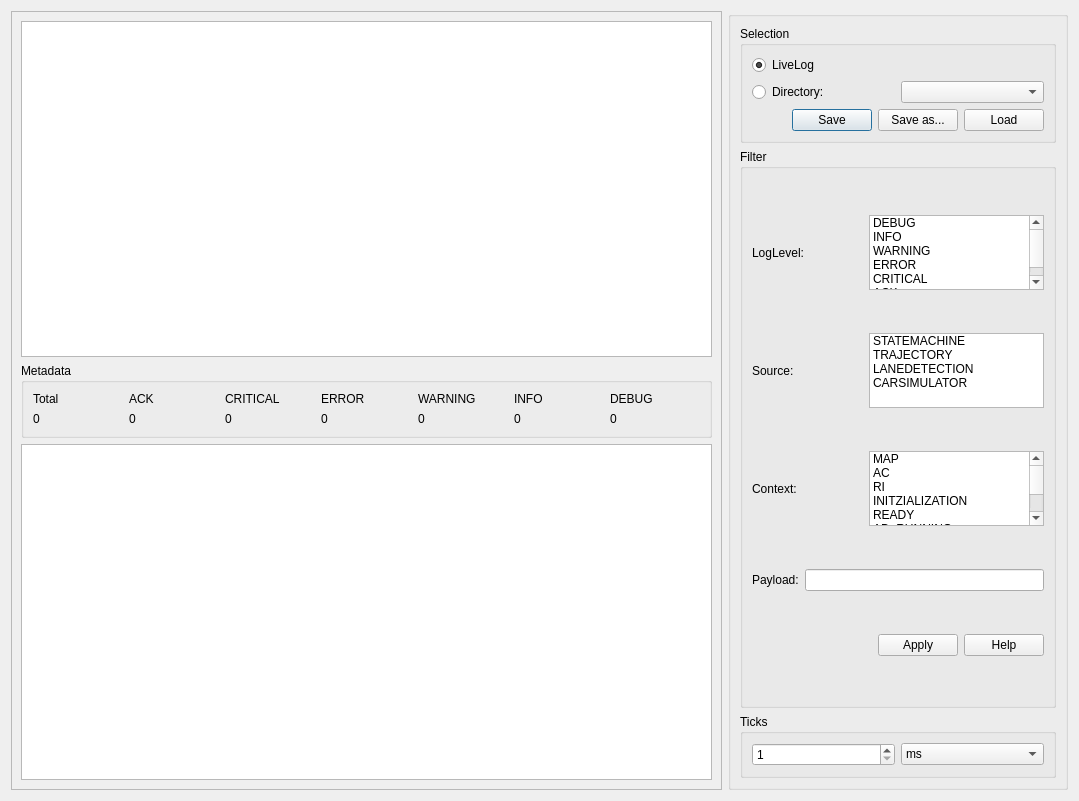
Above: src/dialog_log_analyzer.ui from melegiul/adtf-remote before the change. Below: the same form after it.
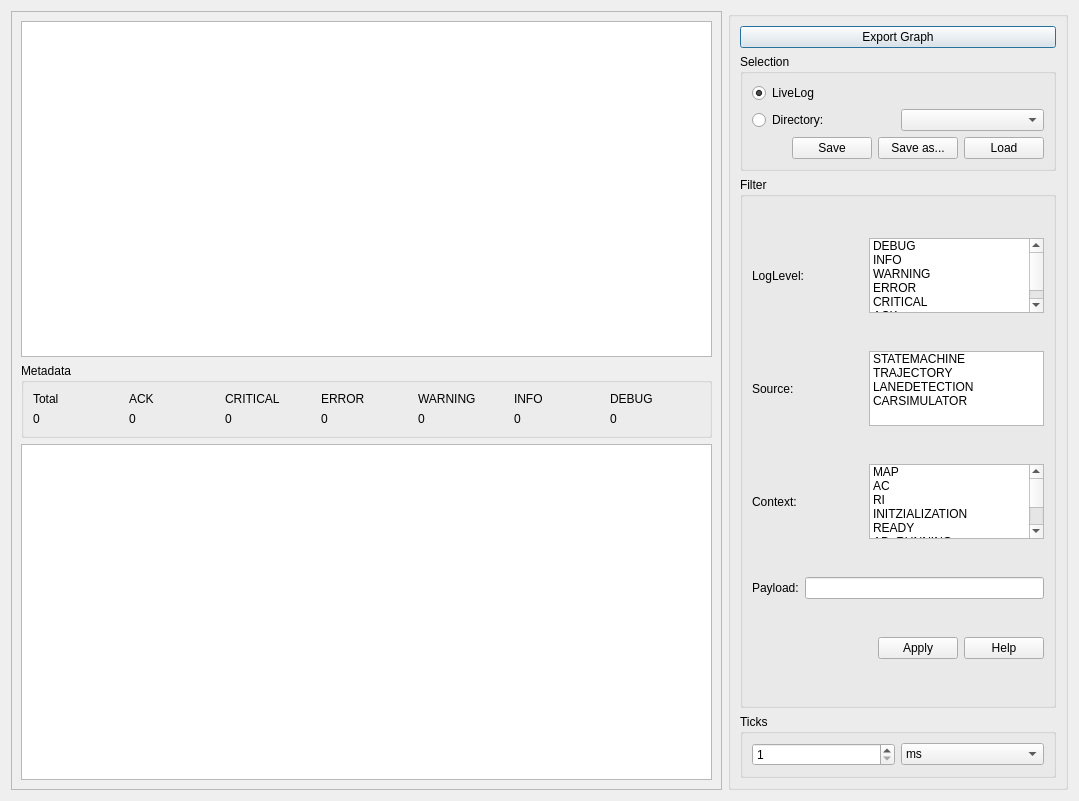
That is the form after the change. Custom widgets are drawn as their Qt base class.

Commit message: [F-01] [In-Progress] Svg Export Button + Logik

Diff of the .ui file:
```diff
--- a/src/dialog_log_analyzer.ui
+++ b/src/dialog_log_analyzer.ui
@@ -178,6 +178,13 @@
       <string/>
      </property>
      <layout class="QVBoxLayout" name="verticalLayout_4">
+      <item>
+       <widget class="QPushButton" name="exportGraphButton">
+        <property name="text">
+         <string>Export Graph</string>
+        </property>
+       </widget>
+      </item>
       <item>
        <widget class="QGroupBox" name="groupBox_2">
         <property name="sizePolicy">
```
The commit also changes 9 other files.
